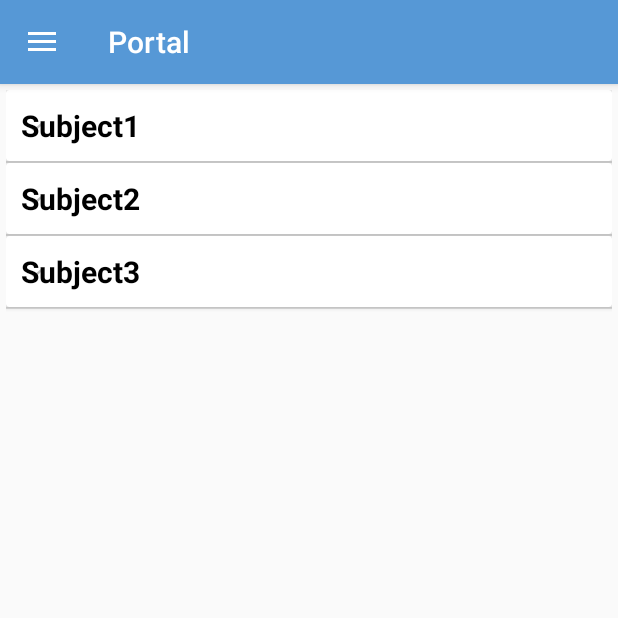
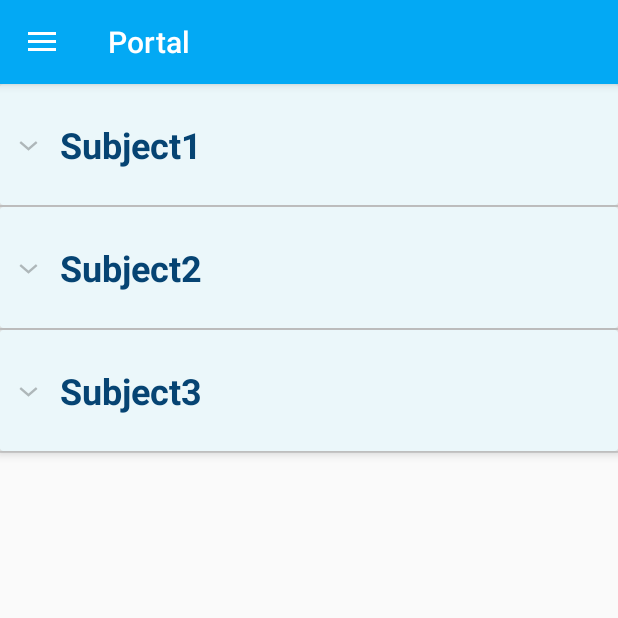
Before and after one commit to CustomAP/PortalApp, an Android app: the screen it shows after launch (MainActivity), in the side drawer, after a tap on "Subjects", on a phone screen of 412 x 824 dp, the top half of it. Run offline under Robolectric (Android 15) with nearby library versions, the phone set to English and light mode, and no system bars.

Commit message:
UI Changes  - Login screen background  - App color scheme  - Subject List Card View ( Issue #9 )

```diff
--- a/app/src/main/java/com/aceshub/portal/Login.java
+++ b/app/src/main/java/com/aceshub/portal/Login.java
@@ -26,7 +26,7 @@ public class Login extends AppCompatActivity {
             window.addFlags(WindowManager.LayoutParams.FLAG_DRAWS_SYSTEM_BAR_BACKGROUNDS);
             //getWindow().addFlags(WindowManager.LayoutParams.FLAG_TRANSLUCENT_STATUS);
             window.clearFlags(WindowManager.LayoutParams.FLAG_TRANSLUCENT_STATUS);
-            window.setStatusBarColor(ContextCompat.getColor(this, R.color.status_bar));
+            window.setStatusBarColor(ContextCompat.getColor(this, R.color.status_bar2));
         }
         //  setContentView(R.layout.activity_main);
         //Initialisation of objects should be done together at starting of activity
--- a/app/src/main/res/layout/fragment_subjects.xml
+++ b/app/src/main/res/layout/fragment_subjects.xml
@@ -8,6 +8,7 @@
         android:id="@+id/subjects_expandable_layout"
         android:layout_width="match_parent"
         android:layout_height="match_parent"
-        android:layout_margin="4dp" />
+        android:layout_margin="0dp"
+        android:paddingBottom="4dp"/>
 
 </FrameLayout>
--- a/app/src/main/res/layout/login.xml
+++ b/app/src/main/res/layout/login.xml
@@ -8,7 +8,7 @@
         xmlns:tools="http://schemas.android.com/tools"
         android:layout_width="match_parent"
         android:layout_height="match_parent"
-        android:background="@drawable/login_background"
+        android:background="@drawable/login_background2"
         android:contextClickable="false"
         android:orientation="vertical"
         android:paddingBottom="@dimen/activity_vertical_margin"
@@ -85,7 +85,7 @@
             android:layout_height="wrap_content"
             android:layout_gravity="center"
             android:buttonTint="@android:color/background_light"
-            android:text="Remember Credentials"
+            android:text="Remember Me"
             android:textAppearance="@android:style/TextAppearance.Small"
             android:textColor="@android:color/background_light" />
 
--- a/app/src/main/res/layout/subject_timetable_item_layout.xml
+++ b/app/src/main/res/layout/subject_timetable_item_layout.xml
@@ -4,25 +4,25 @@
     android:id="@+id/timetable_cardview"
     android:layout_width="match_parent"
     android:layout_height="wrap_content"
-    android:layout_margin="10dp"
     android:background="#FFFFFF"
-    android:padding="3dp"
-    app:cardElevation="2dp">
+    app:cardElevation="4dp">
 
     <LinearLayout
         android:layout_width="match_parent"
         android:layout_height="match_parent"
-        android:orientation="horizontal">
+        android:orientation="horizontal"
+        android:background="#287ecbdf">
 
         <TextView
             android:id="@+id/tv_group_expandablelistview_subjectname"
             android:layout_width="match_parent"
             android:layout_height="wrap_content"
-            android:padding="10dp"
+            android:paddingLeft="40dp"
+            android:paddingTop="24dp"
+            android:paddingBottom="24dp"
             android:text="Day"
-            android:textColor="#000000"
-            android:textSize="20sp"
-            android:textStyle="bold" />
+            android:textColor="#064473"
+            android:textSize="24sp" />
 
     </LinearLayout>
 
--- a/app/src/main/res/values/colors.xml
+++ b/app/src/main/res/values/colors.xml
@@ -1,9 +1,9 @@
 <?xml version="1.0" encoding="utf-8"?>
 <resources>
-    <color name="colorSplash">#4788ca</color>
-    <color name="colorAccent">#77c8f0</color>
-    <color name="colorPrimary">#5698d6</color>
-    <color name="colorPrimaryDark">#306f9f</color>
+    <color name="colorSplash">#509ae4</color>
+    <color name="colorAccent">#64B5F6</color>
+    <color name="colorPrimary">#03A9F4</color>
+    <color name="colorPrimaryDark">#0489c6</color>
     <color name="event_color_01">#50a8da</color>
     <color name="event_color_02">#dbe27965</color>
     <color name="event_color_03">#8cea8d</color>
@@ -51,6 +51,7 @@
     <color name="yellow800">#F9A825</color>
 
     <color name="status_bar">#02fcfd</color>
+    <color name="status_bar2">#24e1ef</color>
 
     <array name="colors">
         <item>@color/red500</item>
--- a/build.gradle
+++ b/build.gradle
@@ -5,7 +5,7 @@ buildscript {
         jcenter()
     }
     dependencies {
-        classpath 'com.android.tools.build:gradle:2.3.0-rc1'
+        classpath 'com.android.tools.build:gradle:2.2.3'
 
         // NOTE: Do not place your application dependencies here; they belong
         // in the individual module build.gradle files
```
Also changed, not shown: app/src/main/res/drawable/login_background2.xml (added, +11 -0 lines).
